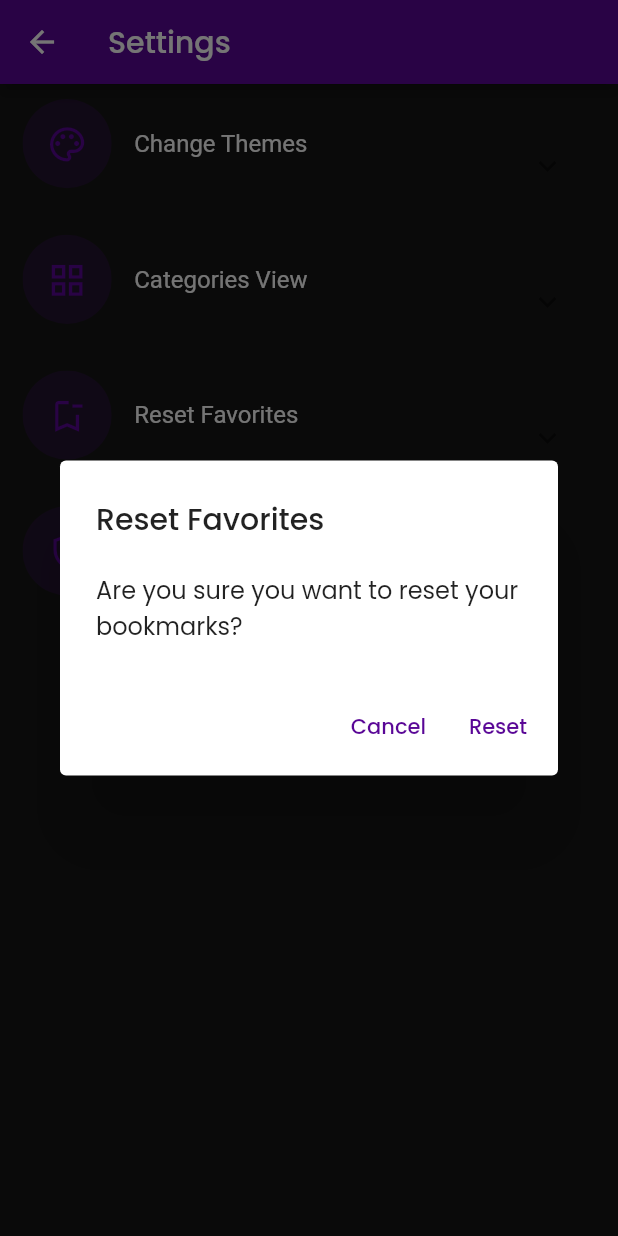
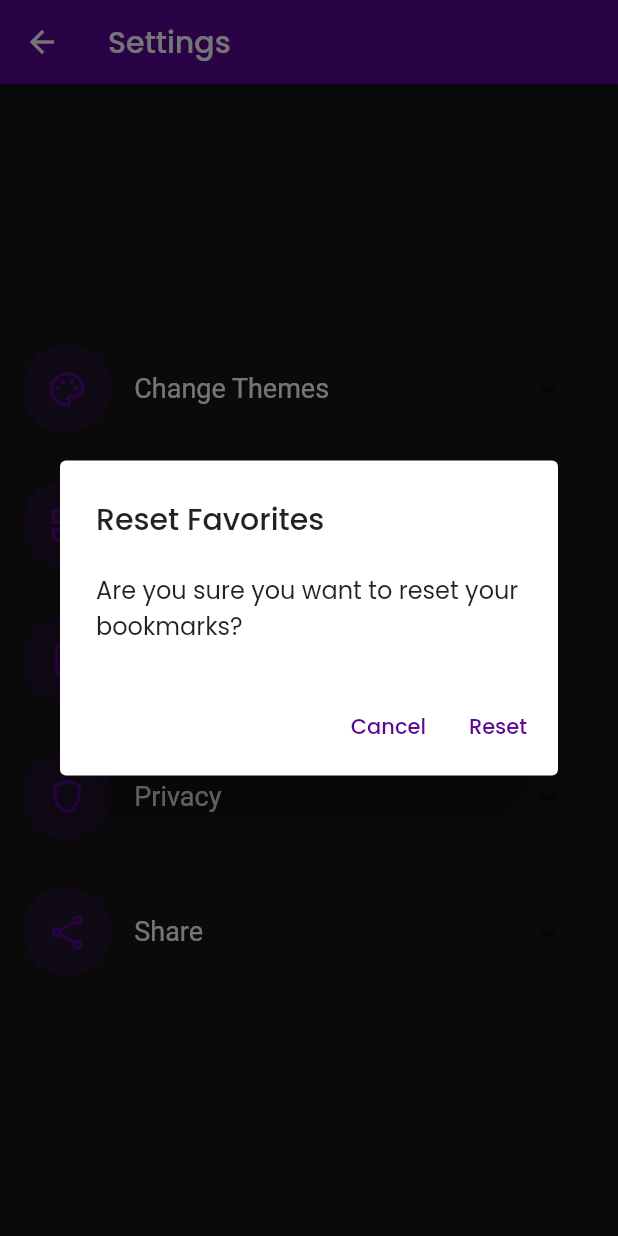
Before and after one commit to anasfik/public-apis-mobile-client, a Flutter app: the SettingsView screen opened by its route, after a tap on "Reset Favorites", on a phone screen of 412 x 824 dp. Run offline on Flutter 3.47's test engine with Material 2 defaults, Android fonts, the light colour scheme and no system bars; our stand-ins replace auto_size_text, flutter_markdown, get, google_fonts, hive, hive_flutter and 1 more; accounts and stored records are empty; network calls fail.

Commit message:
[ Edit ] centered the settings page

```diff
--- a/lib/app/modules/controllers/settings_controllers/settings_controller.dart
+++ b/lib/app/modules/controllers/settings_controllers/settings_controller.dart
@@ -1,6 +1,7 @@
 import 'package:flutter/material.dart';
 import 'package:get/get.dart';
 import 'package:public_apis_desktop_client/app/data/models/setting_option_model.dart';
+import 'package:share_plus/share_plus.dart';
 
 import '../../../utils/text_helper_methods.dart';
 import '../../views/settings_view/widgets/settings_widgets/themes_buttons_view.dart';
@@ -14,13 +15,13 @@ class SettingsController extends GetxController {
         title: TextHelperMethods.firstLettersToCapital("change Themes"),
         icon: Icons.palette_outlined,
         optionFunction: () {},
-        settingsWidget: ThemesButtons(),
+        settingsWidget: const ThemesButtons(),
       ),
       SettingOptionModel(
         title: TextHelperMethods.firstLettersToCapital("categories view"),
         icon: Icons.grid_view_outlined,
         optionFunction: () {},
-        settingsWidget: ToggleCategoriesView(),
+        settingsWidget: const ToggleCategoriesView(),
       ),
       SettingOptionModel(
         title: TextHelperMethods.firstLettersToCapital("reset favorites"),
@@ -32,18 +33,36 @@ class SettingsController extends GetxController {
         settingsWidget: const SizedBox(),
       ),
       SettingOptionModel(
-        title: TextHelperMethods.firstLettersToCapital("Privacy"),
+        title: TextHelperMethods.firstLettersToCapital("privacy"),
         icon: Icons.shield_outlined,
         optionFunction: () {
           Get.toNamed("/privacy");
         },
         settingsWidget: const SizedBox(),
+      ),
+      SettingOptionModel(
+        title: TextHelperMethods.firstLettersToCapital("share"),
+        icon: Icons.share_outlined,
+        optionFunction: () async {
+          // TODO: add share link
+          ShareResult share = await Share.shareWithResult(
+            r'Discover over than 1400+ free api to use, ${add link here}',
+          );
+
+          print(share.status.name);
+        },
+        settingsWidget: const SizedBox(),
       )
     ];
   }
+
+  // Settings list
   late List<SettingOptionModel> settings;
+
+  // bool list responsible to toggle expansion panels
   late List<bool> isOpenedList = List.filled(settings.length, false);
 
+  // toggle expansion panels method
   void toggleExpansionTile({
     required int index,
     required bool isExpanded,
--- a/lib/app/modules/views/settings_view/settings_view.dart
+++ b/lib/app/modules/views/settings_view/settings_view.dart
@@ -16,10 +16,11 @@ class SettingsView extends GetView<SettingsController> {
           TextHelperMethods.firstLettersToCapital("settings"),
         ),
       ),
-      body: SingleChildScrollView(
+      body: Center(
+        child: SingleChildScrollView(
           scrollDirection: Axis.vertical,
           child: Padding(
-          padding: const EdgeInsets.symmetric(horizontal: 15, vertical: 10),
+            padding: const EdgeInsets.symmetric(horizontal: 15),
             child: GetBuilder<SettingsController>(
               builder: (controller) {
                 return ExpansionPanelList(
@@ -34,7 +35,10 @@ class SettingsView extends GetView<SettingsController> {
                             .contains("reset") ||
                         controller.settings[index].title
                             .toLowerCase()
-                          .contains("privacy")) {
+                            .contains("privacy") ||
+                        controller.settings[index].title
+                            .toLowerCase()
+                            .contains("share")) {
                       return;
                     }
 
@@ -65,6 +69,7 @@ class SettingsView extends GetView<SettingsController> {
             ),
           ),
         ),
+      ),
     );
   }
 }
--- a/lib/app/modules/views/settings_view/widgets/setting_card.dart
+++ b/lib/app/modules/views/settings_view/widgets/setting_card.dart
@@ -13,8 +13,12 @@ class SettingsCard extends StatelessWidget {
   @override
   Widget build(BuildContext context) {
     return Container(
-      margin: const EdgeInsets.only(bottom: 30),
+      margin: const EdgeInsets.only(
+        bottom: 15,
+        top: 15,
+      ),
       child: Row(
+        mainAxisAlignment: MainAxisAlignment.start,
         children: <Widget>[
           ClipRRect(
             borderRadius: BorderRadius.circular(50),
@@ -38,14 +42,10 @@ class SettingsCard extends StatelessWidget {
           Text(
             TextHelperMethods.firstLettersToCapital(settingOption.title),
             style: Theme.of(context).textTheme.headline5!.copyWith(
-                  fontSize: 16,
+                  fontSize: 18,
                 ),
           ),
-          // const Spacer(),
-          // Icon(
-          //   Icons.keyboard_arrow_down,
-          //   color: Colors.white.withOpacity(.8),
-          // ),
+          const Spacer(),
         ],
       ),
     );
--- a/pubspec.yaml
+++ b/pubspec.yaml
@@ -22,6 +22,7 @@ dependencies:
   build_runner: ^2.2.0
   delayed_display: ^2.0.0
   flutter_markdown: ^0.6.10+5
+  share_plus: ^4.1.0
 
 dev_dependencies:
   flutter_lints: ^2.0.0
```
Also changed, not shown: pubspec.lock. Lines whose indentation alone changed are shown as unchanged.
